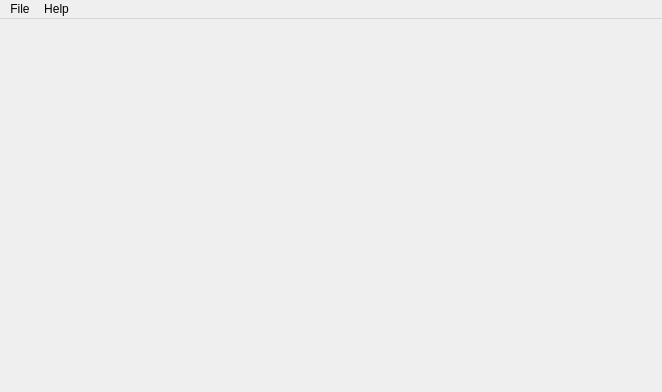
The window that widgets/ui/main.ui (Pazitos10/time-tracker) describes before a commit, drawn with Qt 5.
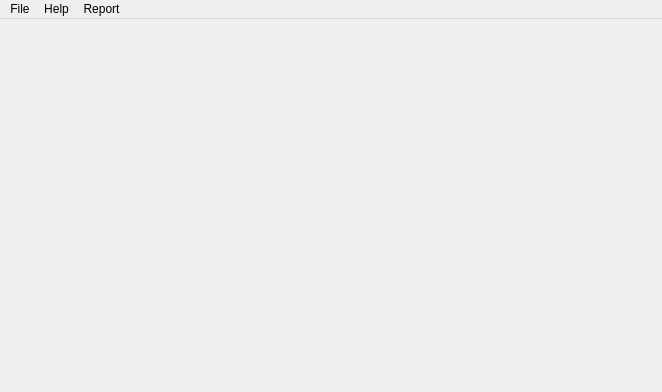
The same window after the commit. Icons and pictures are not drawn.

Commit message:
Add Data Plotting features to the GUI
New Features are in the "Data" Menu Bar

The edit to the form file:
```diff
--- a/widgets/ui/main.ui
+++ b/widgets/ui/main.ui
@@ -66,8 +66,16 @@
     </property>
     <addaction name="action_about"/>
    </widget>
+   <widget class="QMenu" name="menuReport">
+    <property name="title">
+     <string>Report</string>
+    </property>
+    <addaction name="actionProjects_Chart"/>
+    <addaction name="actionTime_Series_Chart"/>
+   </widget>
    <addaction name="menuFile"/>
    <addaction name="menuHelp"/>
+   <addaction name="menuReport"/>
   </widget>
   <action name="action_about">
    <property name="icon">
```
Left out of the diff: 10 changed lines with no effect on the pictures. The commit also changes 3 other files.
